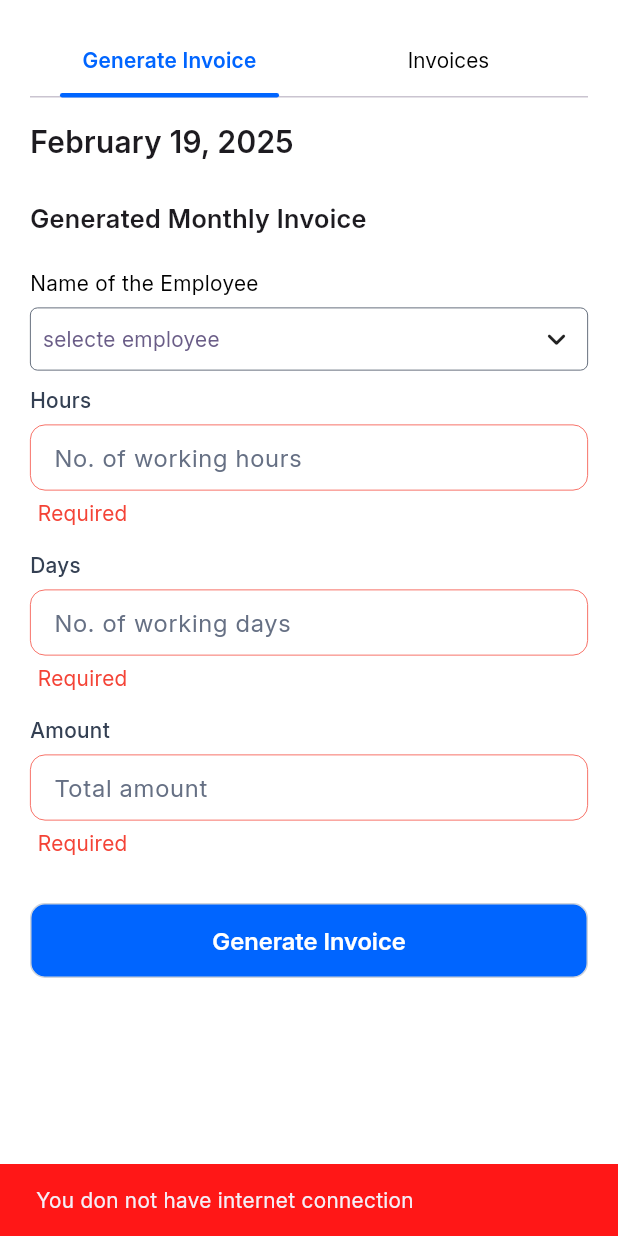
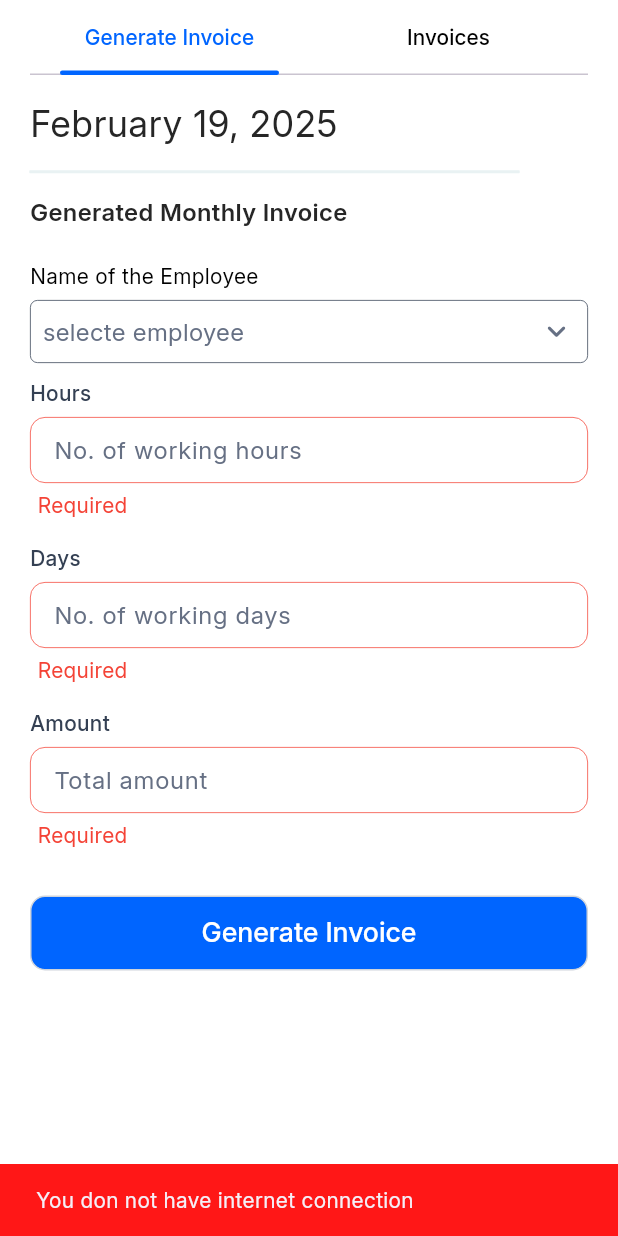
Before and after one commit to nextive-rahim/all_in_one3, a Flutter app: the GenerateCompanyInvoice screen opened directly, after a tap on "Generate Invoice", on a phone screen of 412 x 824 dp. Run offline on Flutter 3.47's test engine with Material 3 defaults, Android fonts, the phone set to English and light mode, and no system bars; our stand-ins replace dio, file_picker, get, get_storage, logger, permission_handler and 2 more; missing offline and left inert: flutter_pdfview; accounts and stored records are empty; network calls fail.

Commit message:
refactor : Refactor invoice generate page

```diff
--- a/lib/src/core/widgets/common_dropdown.dart
+++ b/lib/src/core/widgets/common_dropdown.dart
@@ -16,10 +16,9 @@ class CommonPopupMenu extends StatelessWidget {
   @override
   Widget build(BuildContext context) {
     return PopupMenuButton<String>(
-      color: AppColors.primary,
-      shape: RoundedRectangleBorder(
-        borderRadius: BorderRadius.circular(20),
-      ),
+      color: AppColors.white,
+      shadowColor: AppColors.black,
+      shape: RoundedRectangleBorder(borderRadius: BorderRadius.circular(20)),
       onSelected: onSelected,
       itemBuilder: (context) {
         return [
@@ -28,11 +27,14 @@ class CommonPopupMenu extends StatelessWidget {
               value: value,
               child: Text(
                 value,
-                style: const TextStyle(
-                  color: Colors.white,
+                style: TextStyle(
+                  color: Color(0xFF667084),
+                  fontSize: 14,
+                  fontFamily: 'Inter',
+                  fontWeight: FontWeight.w500,
                 ),
               ),
-            )
+            ),
         ];
       },
       child: Container(
@@ -47,12 +49,18 @@ class CommonPopupMenu extends StatelessWidget {
             children: [
               Text(
                 selectedValue!,
-                style: const TextStyle(color: CommonColor.blackColor),
+                style: const TextStyle(
+                  color: Color(0xFF667084),
+                  fontSize: 16,
+                  fontWeight: FontWeight.w400,
+                  height: 1.50,
+                ),
               ),
               const Icon(
                 Icons.keyboard_arrow_down_rounded,
                 size: 25,
-              )
+                color: Color(0xFF667084),
+              ),
             ],
           ),
         ),
@@ -76,22 +84,15 @@ class SkillCommonPopupMenu extends StatelessWidget {
   Widget build(BuildContext context) {
     return PopupMenuButton<String>(
       color: AppColors.primary,
-      shape: RoundedRectangleBorder(
-        borderRadius: BorderRadius.circular(20),
-      ),
+      shape: RoundedRectangleBorder(borderRadius: BorderRadius.circular(20)),
       onSelected: onSelected,
       itemBuilder: (context) {
         return [
           for (var value in data)
             PopupMenuItem(
               value: value,
-              child: Text(
-                value,
-                style: const TextStyle(
-                  color: Colors.white,
-                ),
-              ),
-            )
+              child: Text(value, style: const TextStyle(color: Colors.white)),
+            ),
         ];
       },
       child: Container(
@@ -105,14 +106,13 @@ class SkillCommonPopupMenu extends StatelessWidget {
             mainAxisAlignment: MainAxisAlignment.spaceBetween,
             children: [
               Text(
-                List.generate(selectedValue!.length,
-                    (int index) => selectedValue?[index]).toString(),
+                List.generate(
+                  selectedValue!.length,
+                  (int index) => selectedValue?[index],
+                ).toString(),
                 style: const TextStyle(color: CommonColor.blackColor),
               ),
-              const Icon(
-                Icons.keyboard_arrow_down_rounded,
-                size: 25,
-              )
+              const Icon(Icons.keyboard_arrow_down_rounded, size: 25),
             ],
           ),
         ),
--- a/lib/src/features/company_module/mobile/company_invoice/view/generate_invoice_page.dart
+++ b/lib/src/features/company_module/mobile/company_invoice/view/generate_invoice_page.dart
@@ -1,6 +1,5 @@
 import 'package:all_in_one3/src/core/extension/sizebox_extension.dart';
 import 'package:all_in_one3/src/core/extension/string_extension.dart';
-import 'package:all_in_one3/src/core/extension/text_extension.dart';
 import 'package:all_in_one3/src/core/theme/colors.dart';
 import 'package:all_in_one3/src/core/theme/text_style.dart';
 import 'package:all_in_one3/src/core/utils/util.dart';
@@ -33,14 +32,6 @@ class GenerateCompanyInvoice extends GetView<CompanyInvoiceViewController> {
             crossAxisAlignment: CrossAxisAlignment.start,
             mainAxisAlignment: MainAxisAlignment.start,
             children: [
-              // const StudentAppBarMobile(
-              //   titel1: AppStrings.companyName,
-              //   title2: "manage your invoice",
-              //   isBack: false,
-              //   searchHintText: "",
-              //   isShowNotificationIcon: false,
-              // ),
-              15.sh,
               const Padding(
                 padding: EdgeInsets.symmetric(horizontal: 20, vertical: 0),
                 child: Column(
@@ -54,7 +45,7 @@ class GenerateCompanyInvoice extends GetView<CompanyInvoiceViewController> {
                     ),
                   ],
                 ),
-              )
+              ),
             ],
           ),
         ),
--- a/lib/src/features/company_module/mobile/company_invoice/widget/company_invoice_tab.dart
+++ b/lib/src/features/company_module/mobile/company_invoice/widget/company_invoice_tab.dart
@@ -40,9 +40,7 @@ class _CompanyInvoiceTabSectionState extends State<CompanyInvoiceTabSection>
     return Column(
       children: [
         Padding(
-          padding: const EdgeInsets.only(
-            bottom: 15,
-          ),
+          padding: const EdgeInsets.only(bottom: 15),
           child: Container(
             height: 50,
             decoration: BoxDecoration(
@@ -74,26 +72,21 @@ class _CompanyInvoiceTabSectionState extends State<CompanyInvoiceTabSection>
                 left: 20,
                 right: 20,
               ),
-              padding: const EdgeInsets.symmetric(
-                horizontal: 00,
-                vertical: 0,
-              ),
+              padding: const EdgeInsets.symmetric(horizontal: 00, vertical: 0),
               labelColor: CommonColor.purpleColor1,
               unselectedLabelColor: Colors.black,
-              labelPadding: const EdgeInsets.only(
-                left: 5,
-                right: 5,
-              ),
+              labelPadding: const EdgeInsets.only(left: 5, right: 5),
               unselectedLabelStyle: const TextStyle(
-                fontWeight: FontWeight.w400,
-                fontSize: 16,
-                height: 18 / 16,
+                color: Color(0xFF585858),
+                fontSize: 14,
+                fontFamily: 'Inter',
+                fontWeight: FontWeight.w500,
               ),
               labelStyle: const TextStyle(
-                fontWeight: FontWeight.w600,
-                fontSize: 20,
-                height: 21 / 16,
-                letterSpacing: 0.2,
+                color: Color(0xFF585858),
+                fontSize: 14,
+                fontFamily: 'Inter',
+                fontWeight: FontWeight.w500,
               ),
               indicator: BoxDecoration(
                 color: CommonColor.purpleColor1,
--- a/lib/src/features/company_module/mobile/company_invoice/widget/generate_invoice.dart
+++ b/lib/src/features/company_module/mobile/company_invoice/widget/generate_invoice.dart
@@ -9,13 +9,39 @@ class GenerateInvoice extends GetView<CompanyInvoiceViewController> {
       crossAxisAlignment: CrossAxisAlignment.start,
       mainAxisAlignment: MainAxisAlignment.start,
       children: [
-        Text(getFormattedDate(DateTime.now())!)
-            .fontSize(20)
-            .bold(FontWeight.w600),
-        25.sh,
-        const Text('Generated Monthly Invoice')
-            .fontSize(17)
-            .bold(FontWeight.w600),
+        Text(
+          getFormattedDate(DateTime.now())!,
+          style: TextStyle(
+            color: Color(0xFF262626),
+            fontSize: 24,
+
+            fontWeight: FontWeight.w400,
+          ),
+        ),
+
+        15.sh,
+        Container(
+          width: 326,
+          decoration: ShapeDecoration(
+            shape: RoundedRectangleBorder(
+              side: BorderSide(
+                width: 1,
+                strokeAlign: BorderSide.strokeAlignCenter,
+                color: Color(0xFFE9F2F3),
+              ),
+            ),
+          ),
+        ),
+        15.sh,
+        const Text(
+          'Generated Monthly Invoice',
+          style: TextStyle(
+            color: Color(0xFF262626),
+            fontSize: 16,
+            fontFamily: 'Inter',
+            fontWeight: FontWeight.w600,
+          ),
+        ),
         20.sh,
         Text(
           'Name of the Employee',
@@ -61,7 +87,7 @@ class GenerateInvoice extends GetView<CompanyInvoiceViewController> {
                 keyboardType: TextInputType.number,
               ),
               const SizedBox(height: 15),
-              const _GenerateInvoiceButton()
+              const _GenerateInvoiceButton(),
             ],
           ),
         ),
--- a/lib/src/features/company_module/mobile/company_invoice/widget/generate_invoice_button.dart
+++ b/lib/src/features/company_module/mobile/company_invoice/widget/generate_invoice_button.dart
@@ -18,8 +18,7 @@ class _GenerateInvoiceButton extends GetView<CompanyInvoiceViewController> {
             return;
           }
           FocusManager.instance.primaryFocus!.unfocus();
-          controller.generateInvoice().then(
-            (value) {
+          controller.generateInvoice().then((value) {
             if (value.success == false) {
               return;
             }
@@ -27,13 +26,17 @@ class _GenerateInvoiceButton extends GetView<CompanyInvoiceViewController> {
 
             controller.fetchInvoices();
             SnackBarService.showInfoSnackBar('Generate Invoice successfully');
+          });
         },
-          );
-        },
-        widget: const Text('Generate Invoice')
-            .fontSize(16)
-            .bold(FontWeight.w600)
-            .color(AppColors.white),
+        widget: const Text(
+          'Generate Invoice',
+          style: TextStyle(
+            color: Colors.white,
+            fontSize: 18,
+            fontFamily: 'Inter',
+            fontWeight: FontWeight.w500,
+          ),
+        ),
       ),
     );
   }
--- a/lib/src/features/company_module/mobile/payment/company_payment.dart
+++ b/lib/src/features/company_module/mobile/payment/company_payment.dart
@@ -33,7 +33,7 @@ class _CompanyPaymentPageMobileState extends State<CompanyPaymentPageMobile> {
                 child: Padding(
                   padding: const EdgeInsets.symmetric(
                     horizontal: 15,
-                    vertical: 10,
+                    vertical: 15,
                   ),
                   child: Column(
                     crossAxisAlignment: CrossAxisAlignment.start,
```
Lines whose indentation alone changed are shown as unchanged.
